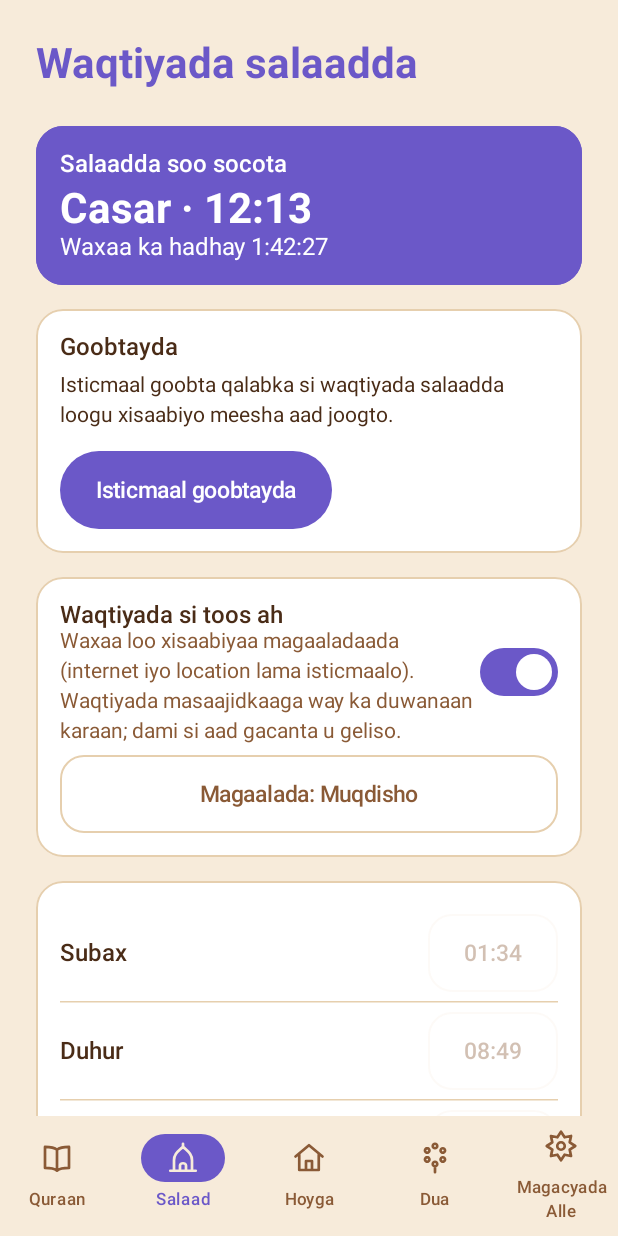
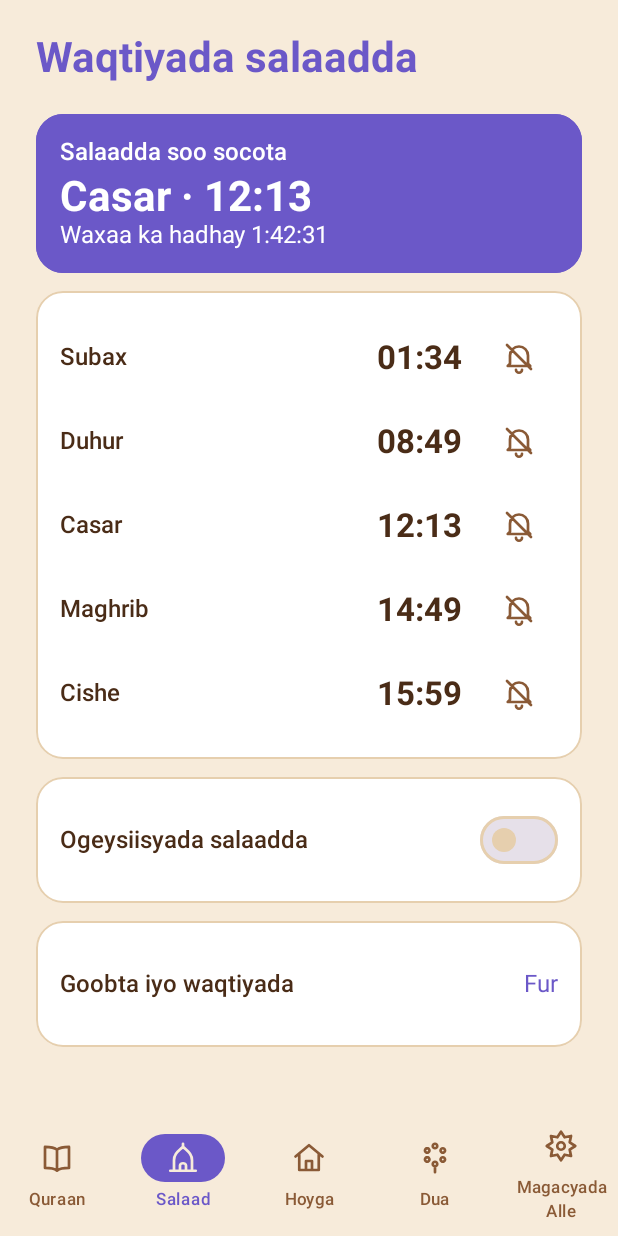
Before and after one commit to Macneyste/GeedkaJannada, an Android app built with Jetpack Compose: the PrayerScreen screen opened through its navigation route, on a phone screen of 412 x 824 dp. Run offline under Robolectric (Android 15) with nearby library versions, the phone set to English and light mode, and no system bars.

Commit message:
feat(prayer): UI nadiif ah, aadaan fayl la doorto, badhan Jooji iyo Tijaabi

```diff
--- a/app/src/main/java/com/geedkajannada/data/Prayer.kt
+++ b/app/src/main/java/com/geedkajannada/data/Prayer.kt
@@ -17,6 +17,8 @@ val ReminderOffsets = listOf(0, 5, 10, 15)
 /** Sida ogeysiintu u dhawaaqdo. Mid kasta channel gaar ah ayuu leeyahay (channel lama beddeli karo). */
 enum class NotifyMode(val key: String) {
     SOUND("sound"),
+    /** Faylka aadaanka ee isticmaaluhu doortay. */
+    ADHAN("adhan"),
     VIBRATE("vibrate"),
     SILENT("silent"),
     ;
--- a/app/src/main/java/com/geedkajannada/data/PrayerRepository.kt
+++ b/app/src/main/java/com/geedkajannada/data/PrayerRepository.kt
@@ -11,6 +11,7 @@ class PrayerRepository(private val store: SettingsStore) {
 
     val notificationsEnabled: Flow<Boolean> = store.notificationsEnabled
     val notifyMode: Flow<NotifyMode> = store.notifyMode
+    val adhanName: Flow<String?> = store.adhanName
 
     suspend fun setNotificationsEnabled(on: Boolean) = store.setNotificationsEnabled(on)
     suspend fun setNotifyMode(mode: NotifyMode) = store.setNotifyMode(mode)
--- a/app/src/main/java/com/geedkajannada/data/SettingsStore.kt
+++ b/app/src/main/java/com/geedkajannada/data/SettingsStore.kt
@@ -22,6 +22,7 @@ class SettingsStore(val dataStore: DataStore<Preferences>) {
         val reminderOffset = intPreferencesKey("reminder_offset")
         val notifEnabled = booleanPreferencesKey("notif_enabled")
         val notifMode = stringPreferencesKey("notif_mode")
+        val adhanName = stringPreferencesKey("adhan_name")
         val prayerAuto = booleanPreferencesKey("prayer_auto")
         val prayerCity = stringPreferencesKey("prayer_city")
         val quranFontSize = intPreferencesKey("quran_font_size")
@@ -193,6 +194,13 @@ class SettingsStore(val dataStore: DataStore<Preferences>) {
         dataStore.edit { it[Keys.notifMode] = mode.key }
     }
 
+    /** Magaca faylka aadaanka ee la doortay, ama null. */
+    val adhanName: Flow<String?> = dataStore.data.map { it[Keys.adhanName] }
+
+    suspend fun setAdhanName(name: String) {
+        dataStore.edit { it[Keys.adhanName] = name }
+    }
+
     suspend fun setPrayerTime(prayer: Prayer, minuteOfDay: Int) {
         dataStore.edit { it[Keys.prayerTime(prayer.key)] = minuteOfDay }
     }
--- a/app/src/main/java/com/geedkajannada/ui/prayer/PrayerScreen.kt
+++ b/app/src/main/java/com/geedkajannada/ui/prayer/PrayerScreen.kt
@@ -1,8 +1,17 @@
 package com.geedkajannada.ui.prayer
 
+import com.geedkajannada.ui.theme.BrownMid
+import com.geedkajannada.ui.theme.BrownInk
+import com.geedkajannada.reminder.PrayerAlert
+import com.geedkajannada.reminder.AdhanAudio
+import androidx.compose.ui.res.painterResource
+import androidx.compose.runtime.saveable.rememberSaveable
+import androidx.compose.material3.IconButton
+import androidx.compose.material3.Icon
+import androidx.compose.foundation.layout.size
+import androidx.compose.foundation.clickable
 import android.Manifest
 import android.content.Intent
-import android.net.Uri
 import android.os.Build
 import android.provider.Settings
 import androidx.activity.compose.rememberLauncherForActivityResult
@@ -18,7 +27,6 @@ import androidx.compose.foundation.layout.padding
 import androidx.compose.foundation.rememberScrollState
 import androidx.compose.foundation.selection.selectable
 import androidx.compose.foundation.selection.toggleable
-import androidx.compose.foundation.shape.RoundedCornerShape
 import androidx.compose.foundation.verticalScroll
 import androidx.compose.material3.AlertDialog
 import androidx.compose.material3.Button
@@ -27,7 +35,6 @@ import androidx.compose.material3.MaterialTheme
 import androidx.compose.material3.OutlinedButton
 import androidx.compose.material3.RadioButton
 import androidx.compose.material3.Switch
-import androidx.compose.material3.SwitchDefaults
 import androidx.compose.material3.Text
 import androidx.compose.material3.TextButton
 import androidx.compose.material3.TimePicker
@@ -60,7 +67,6 @@ import com.geedkajannada.ui.appViewModel
 import com.geedkajannada.ui.theme.Dimens
 import com.geedkajannada.ui.theme.Indigo
 import com.geedkajannada.ui.theme.ErrorRed
-import com.geedkajannada.ui.theme.Line
 import com.geedkajannada.ui.theme.White
 import java.time.LocalTime
 import kotlinx.coroutines.delay
@@ -70,7 +76,12 @@ fun PrayerScreen(
     vm: PrayerViewModel = run {
         val ctx = LocalContext.current.applicationContext
         appViewModel { c ->
-            PrayerViewModel(c.prayers) { ReminderScheduler.rescheduleAll(ctx, c.settings) }
+            PrayerViewModel(
+                c.prayers,
+                reschedule = { ReminderScheduler.rescheduleAll(ctx, c.settings) },
+                importAdhan = { uri -> AdhanAudio.import(ctx, uri, c.settings) },
+                testAlert = { prayer -> PrayerAlert.fire(ctx, prayer, 0) },
+            )
         }
     },
 ) {
@@ -78,14 +89,19 @@ fun PrayerScreen(
     val context = LocalContext.current
     var editing by remember { mutableStateOf<Prayer?>(null) }
     var pickingCity by remember { mutableStateOf(false) }
+    var setupOpen by rememberSaveable { mutableStateOf(false) }
 
-    val permissionLauncher = rememberLauncherForActivityResult(ActivityResultContracts.RequestPermission()) { ok -> vm.onPermissionResult(ok) }
+    val permissionLauncher = rememberLauncherForActivityResult(ActivityResultContracts.RequestPermission()) { ok ->
+        vm.onPermissionResult(ok)
+    }
+    val adhanPicker = rememberLauncherForActivityResult(ActivityResultContracts.OpenDocument()) { uri ->
+        if (uri != null) vm.onAdhanPicked(uri)
+    }
 
     var nowSec by remember { mutableIntStateOf(LocalTime.now(PrayerTimesCalc.ZONE).toSecondOfDay()) }
     LaunchedEffect(Unit) {
         while (true) {
-            val t = LocalTime.now(PrayerTimesCalc.ZONE)
-            nowSec = t.toSecondOfDay()
+            nowSec = LocalTime.now(PrayerTimesCalc.ZONE).toSecondOfDay()
             delay(1000)
         }
     }
@@ -94,23 +110,37 @@ fun PrayerScreen(
         Modifier
             .fillMaxSize()
             .verticalScroll(rememberScrollState())
-            .padding(horizontal = Dimens.ScreenPadding, vertical = Dimens.Spacing),
-        verticalArrangement = Arrangement.spacedBy(Dimens.Spacing),
+            .padding(horizontal = Dimens.ScreenPadding, vertical = 12.dp),
+        verticalArrangement = Arrangement.spacedBy(12.dp),
     ) {
         ScreenTitle(stringResource(R.string.prayer_title))
-
         NextPrayerCard(state.entries, nowSec)
 
-        com.geedkajannada.ui.location.LocationCard()
+        // Waqtiyada: magac, waqti, iyo gambaleel (ogeysiiska salaaddaas)
+        GeedkaCard {
+            state.entries.forEach { e ->
+                PrayerRow(
+                    e,
+                    auto = state.auto,
+                    bell = state.enabled && e.notify,
+                    onEdit = { editing = e.prayer },
+                    onBell = {
+                        if (state.enabled) {
+                            vm.setNotify(e.prayer, !e.notify)
+                        } else if (NotificationHelper.hasPermission(context)) {
+                            vm.setNotify(e.prayer, true)
+                            vm.setEnabled(true)
+                        } else if (Build.VERSION.SDK_INT >= Build.VERSION_CODES.TIRAMISU) {
+                            permissionLauncher.launch(Manifest.permission.POST_NOTIFICATIONS)
+                        }
+                    },
+                )
+            }
+        }
 
         if (state.notificationsDenied || (state.enabled && !NotificationHelper.hasPermission(context))) {
             GeedkaCard(border = BorderStroke(1.5.dp, ErrorRed)) {
-                Text(stringResource(R.string.notif_denied_title), style = MaterialTheme.typography.titleMedium, color = ErrorRed)
-                Text(
-                    stringResource(R.string.notif_denied_body),
-                    style = MaterialTheme.typography.bodyMedium,
-                    modifier = Modifier.padding(vertical = 8.dp),
-                )
+                Text(stringResource(R.string.notif_denied_body), style = MaterialTheme.typography.bodyMedium)
                 OutlinedButton(
                     onClick = {
                         context.startActivity(
@@ -119,56 +149,8 @@ fun PrayerScreen(
                                 .addFlags(Intent.FLAG_ACTIVITY_NEW_TASK),
                         )
                     },
-                    modifier = Modifier.heightIn(min = Dimens.TouchMin),
+                    modifier = Modifier.padding(top = 8.dp).heightIn(min = Dimens.TouchMin),
                 ) { Text(stringResource(R.string.notif_open_settings)) }
-            }
-        }
-
-        GeedkaCard {
-            Row(
-                Modifier
-                    .fillMaxWidth()
-                    .heightIn(min = Dimens.TouchMin)
-                    .toggleable(value = state.auto, role = Role.Switch, onValueChange = vm::setAuto),
-                verticalAlignment = Alignment.CenterVertically,
-            ) {
-                Column(Modifier.weight(1f)) {
-                    Text(stringResource(R.string.prayer_auto), style = MaterialTheme.typography.titleMedium)
-                    Text(
-                        stringResource(R.string.prayer_auto_hint),
-                        style = MaterialTheme.typography.bodyMedium,
-                        color = MaterialTheme.colorScheme.onSurfaceVariant,
-                    )
-                }
-                Switch(
-                    checked = state.auto,
-                    onCheckedChange = null,
-                    colors = SwitchDefaults.colors(
-                        checkedThumbColor = White, checkedTrackColor = Indigo,
-                        uncheckedThumbColor = White, uncheckedTrackColor = Line, uncheckedBorderColor = Line,
-                    ),
-                )
-            }
-            if (state.auto) {
-                OutlinedButton(
-                    onClick = { pickingCity = true },
-                    modifier = Modifier
-                        .fillMaxWidth()
-                        .padding(top = 8.dp)
-                        .heightIn(min = Dimens.TouchMin),
-                    shape = RoundedCornerShape(Dimens.CardRadiusSmall),
-                ) { Text(stringResource(R.string.prayer_city, state.city.nameSo)) }
-            }
-        }
-
-        GeedkaCard {
-            state.entries.forEachIndexed { i, e ->
-                PrayerRow(
-                    e,
-                    auto = state.auto,
-                    onEdit = { editing = e.prayer },
-                )
-                if (i < state.entries.lastIndex) androidx.compose.material3.HorizontalDivider(color = Line)
             }
         }
 
@@ -181,10 +163,47 @@ fun PrayerScreen(
                     permissionLauncher.launch(Manifest.permission.POST_NOTIFICATIONS)
                 }
             },
-            onPrayer = vm::setNotify,
             onMode = vm::setMode,
             onOffset = vm::setOffset,
+            onPickAdhan = { adhanPicker.launch(arrayOf("audio/*")) },
+            onTest = {
+                val next = PrayerMath.next(state.entries, nowSec / 60, nowSec % 60)?.first?.prayer ?: Prayer.SUBAX
+                vm.test(next)
+            },
         )
+
+        // Dejinta naadir ah waa la laabay si boggu nadiif u ahaado
+        GeedkaCard {
+            Row(
+                Modifier
+                    .fillMaxWidth()
+                    .heightIn(min = Dimens.TouchMin)
+                    .clickable { setupOpen = !setupOpen },
+                verticalAlignment = Alignment.CenterVertically,
+            ) {
+                Text(stringResource(R.string.prayer_setup), style = MaterialTheme.typography.titleMedium, modifier = Modifier.weight(1f))
+                Text(stringResource(if (setupOpen) R.string.prayer_setup_close else R.string.prayer_setup_open), color = Indigo)
+            }
+            if (setupOpen) {
+                Row(
+                    Modifier
+                        .fillMaxWidth()
+                        .heightIn(min = Dimens.TouchMin)
+                        .toggleable(value = state.auto, role = Role.Switch, onValueChange = vm::setAuto),
+                    verticalAlignment = Alignment.CenterVertically,
+                ) {
+                    Text(stringResource(R.string.prayer_auto_short), modifier = Modifier.weight(1f))
+                    Switch(checked = state.auto, onCheckedChange = null)
+                }
+                if (state.auto) {
+                    OutlinedButton(
+                        onClick = { pickingCity = true },
+                        modifier = Modifier.fillMaxWidth().padding(vertical = 4.dp).heightIn(min = Dimens.TouchMin),
+                    ) { Text(stringResource(R.string.prayer_city, state.city.nameSo)) }
+                }
+                com.geedkajannada.ui.location.LocationCard()
+            }
+        }
     }
 
     if (pickingCity) {
@@ -242,21 +261,29 @@ private fun NextPrayerCard(entries: List<PrayerEntry>, nowSec: Int) {
 }
 
 @Composable
-private fun PrayerRow(e: PrayerEntry, auto: Boolean, onEdit: () -> Unit) {
+private fun PrayerRow(e: PrayerEntry, auto: Boolean, bell: Boolean, onEdit: () -> Unit, onBell: () -> Unit) {
+    val name = stringResource(e.prayer.nameRes)
     Row(
         Modifier
             .fillMaxWidth()
-            .heightIn(min = 64.dp),
+            .heightIn(min = 56.dp),
         verticalAlignment = Alignment.CenterVertically,
     ) {
-        Text(stringResource(e.prayer.nameRes), style = MaterialTheme.typography.titleMedium, modifier = Modifier.weight(1f))
-        OutlinedButton(
-            onClick = onEdit,
-            enabled = !auto,
-            modifier = Modifier.heightIn(min = Dimens.TouchMin),
-            shape = RoundedCornerShape(Dimens.CardRadiusSmall),
-        ) {
-            Text(e.minuteOfDay?.let { PrayerMath.format(it) } ?: stringResource(R.string.prayer_time_unset))
+        Text(name, style = MaterialTheme.typography.titleMedium, modifier = Modifier.weight(1f))
+        // Waqtiga gacanta ayaa lagu beddeli karaa marka xisaabta tooska ah damsan tahay.
+        TextButton(onClick = onEdit, enabled = !auto, modifier = Modifier.heightIn(min = Dimens.TouchMin)) {
+            Text(
+                e.minuteOfDay?.let { PrayerMath.format(it) } ?: stringResource(R.string.prayer_time_unset),
+                style = MaterialTheme.typography.titleLarge,
+                color = BrownInk,
+            )
+        }
+        IconButton(onClick = onBell, modifier = Modifier.size(Dimens.TouchMin)) {
+            Icon(
+                painterResource(if (bell) R.drawable.ic_bell else R.drawable.ic_bell_off),
+                contentDescription = stringResource(if (bell) R.string.prayer_bell_on else R.string.prayer_bell_off, name),
+                tint = if (bell) Indigo else BrownMid,
+            )
         }
     }
 }
--- a/app/src/main/java/com/geedkajannada/ui/prayer/PrayerViewModel.kt
+++ b/app/src/main/java/com/geedkajannada/ui/prayer/PrayerViewModel.kt
@@ -25,18 +25,27 @@ data class PrayerUiState(
     val notificationsDenied: Boolean = false,
     val enabled: Boolean = false,
     val mode: NotifyMode = NotifyMode.SOUND,
+    val adhanName: String? = null,
+    /** Faylkii la doortay lama akhrin karin. */
+    val adhanFailed: Boolean = false,
 )
 
 class PrayerViewModel(
     private val repo: PrayerRepository,
     private val reschedule: suspend () -> Unit,
+    private val importAdhan: suspend (android.net.Uri) -> Boolean = { false },
+    private val testAlert: suspend (Prayer) -> Unit = {},
 ) : ViewModel() {
+    private val adhanFailed = MutableStateFlow(false)
+
     private val denied = MutableStateFlow(false)
 
     val uiState: StateFlow<PrayerUiState> =
         combine(repo.entries, repo.offset, repo.auto, repo.city, denied) { e, o, a, c, d -> PrayerUiState(e, o, a, c, d) }
             .combine(repo.notificationsEnabled) { s, on -> s.copy(enabled = on) }
             .combine(repo.notifyMode) { s, m -> s.copy(mode = m) }
+            .combine(repo.adhanName) { s, n -> s.copy(adhanName = n) }
+            .combine(adhanFailed) { s, f -> s.copy(adhanFailed = f) }
             .stateIn(viewModelScope, SharingStarted.WhileSubscribed(5_000), PrayerUiState())
 
     fun setTime(prayer: Prayer, minuteOfDay: Int) {
@@ -85,6 +94,19 @@ class PrayerViewModel(
         viewModelScope.launch { repo.setNotifyMode(mode) }
     }
 
+    fun onAdhanPicked(uri: android.net.Uri) {
+        viewModelScope.launch {
+            val ok = importAdhan(uri)
+            adhanFailed.value = !ok
+            if (ok) repo.setNotifyMode(NotifyMode.ADHAN)
+        }
+    }
+
+    /** Isla digniinta dhabta ah hadda u dir, si isticmaaluhu u maqlo oo u arko. */
+    fun test(prayer: Prayer) {
+        viewModelScope.launch { testAlert(prayer) }
+    }
+
     fun onPermissionResult(granted: Boolean) {
         if (granted) {
             denied.value = false
--- /dev/null
+++ b/app/src/main/res/drawable/ic_bell.xml
@@ -0,0 +1,8 @@
+<?xml version="1.0" encoding="utf-8"?>
+<vector xmlns:android="http://schemas.android.com/apk/res/android"
+    android:width="24dp"
+    android:height="24dp"
+    android:viewportWidth="24"
+    android:viewportHeight="24">
+    <path android:strokeColor="#FF000000" android:strokeWidth="1.8" android:strokeLineCap="round" android:strokeLineJoin="round" android:pathData="M6,16.5 V11 a6,6 0 0,1 12,0 V16.5 L19.5,18 H4.5 Z M10,20.5 a2,2 0 0,0 4,0 M12,3 V5" />
+</vector>
--- /dev/null
+++ b/app/src/main/res/drawable/ic_bell_off.xml
@@ -0,0 +1,8 @@
+<?xml version="1.0" encoding="utf-8"?>
+<vector xmlns:android="http://schemas.android.com/apk/res/android"
+    android:width="24dp"
+    android:height="24dp"
+    android:viewportWidth="24"
+    android:viewportHeight="24">
+    <path android:strokeColor="#FF000000" android:strokeWidth="1.8" android:strokeLineCap="round" android:strokeLineJoin="round" android:pathData="M6,16.5 V11 a6,6 0 0,1 12,0 V16.5 L19.5,18 H4.5 Z M10,20.5 a2,2 0 0,0 4,0 M4,4 L20,20" />
+</vector>
--- a/app/src/main/res/values/strings.xml
+++ b/app/src/main/res/values/strings.xml
@@ -72,7 +72,6 @@
     <!-- Prayer -->
     <string name="prayer_title">Waqtiyada salaadda</string>
     <string name="prayer_auto">Waqtiyada si toos ah</string>
-    <string name="prayer_auto_hint">Waxaa loo xisaabiyaa magaaladaada (internet iyo location lama isticmaalo). Waqtiyada masaajidkaaga way ka duwanaan karaan; dami si aad gacanta u geliso.</string>
     <string name="prayer_city">Magaalada: %1$s</string>
     <string name="prayer_city_title">Dooro magaalada</string>
     <string name="prayer_next">Salaadda soo socota</string>
@@ -89,7 +88,7 @@
     <string name="notif_denied_title">Ogeysiisyada waa la diiday</string>
     <string name="notif_denied_body">App-ku wuu shaqeeyaa, laakiin ogeysiin lama diri karo. Si aad u daarto: Dejimaha qalabka → Apps → Geedka Jannada → Ogeysiisyada.</string>
     <string name="notif_open_settings">Fur dejimaha app-ka</string>
-    <string name="exact_alarm_note">Alarm-ka saxda ah lama oggola, markaa ogeysiisku wuu soo daahi karaa. Fur oggolaanshaha "Alarms &amp; reminders".</string>
+    <string name="exact_alarm_note">Ogeysiisku wuu soo daahi karaa: alarm-ka saxda ah lama oggola.</string>
 
     <!-- Adhkar -->
     <string name="nav_adhkar">Adkaar</string>
@@ -252,16 +251,14 @@
     <string name="adhkar_next">Xiga ›</string>
     <string name="adhkar_tap_page">Tiri dikrigan</string>
     <string name="notif_section">Ogeysiisyada salaadda</string>
-    <string name="notif_off_hint">Shid si laguugu sheego marka waqtiga salaadda uu gaaro.</string>
-    <string name="notif_mode_title">Dhawaaqa</string>
-    <string name="notif_mode_sound">Dhawaaq</string>
-    <string name="notif_mode_vibrate">Gariir keliya</string>
-    <string name="notif_mode_silent">Aamusnaan</string>
-    <string name="notif_early_title">Ogeysiis hore</string>
-    <string name="notif_early_none">Ma jiro</string>
+    <string name="notif_mode_sound">Cod</string>
+    <string name="notif_mode_vibrate">Gariir</string>
+    <string name="notif_mode_silent">Aamus</string>
+    <string name="notif_early_title">Xasuusin ka hor</string>
+    <string name="notif_early_none">Maya</string>
     <string name="notif_early_minutes">%1$d daqiiqo ka hor</string>
     <string name="notif_exact_button">Oggolow alarm sax ah</string>
-    <string name="notif_battery">Ogeysiisyadu ha soo daahin (dejimaha batteriga)</string>
+    <string name="notif_battery">Dejimaha batteriga (haddii ogeysiisku daaho)</string>
     <string name="nav_dua">Dua</string>
     <string name="nav_more">Kale</string>
     <string name="home_notif_off">Ogeysiisyada waa xiran yihiin · Fur</string>
@@ -294,4 +291,19 @@
     <string name="names_unlearn">Weli ma baran</string>
     <string name="names_show_meaning">Taabo si aad u aragto macnaha</string>
     <string name="names_note">Liiska caanka ah ee 99-ka magac. Macnaha weli culimo ma hubin.</string>
+    <string name="notif_channel_adhan">Salaad: aadaan</string>
+    <string name="notif_stop">Jooji</string>
+    <string name="notif_mode_adhan">Aadaan</string>
+    <string name="notif_early_short">%1$d daq</string>
+    <string name="notif_pick_adhan">Dooro faylka aadaanka</string>
+    <string name="notif_adhan_file">Aadaan: %1$s</string>
+    <string name="notif_adhan_hint">Ka dooro fayl cod ah oo telefoonkaaga ku jira. Ilaa aad doorato, cod gaaban ayaa dhawaaqaya.</string>
+    <string name="notif_adhan_failed">Faylkaas lama akhrin karin (ugu badnaan 20 MB).</string>
+    <string name="notif_test">Tijaabi hadda</string>
+    <string name="prayer_setup">Goobta iyo waqtiyada</string>
+    <string name="prayer_setup_open">Fur</string>
+    <string name="prayer_setup_close">Xir</string>
+    <string name="prayer_auto_short">Si toos ah u xisaabi</string>
+    <string name="prayer_bell_on">Ogeysiiska %1$s waa shidan yahay</string>
+    <string name="prayer_bell_off">Ogeysiiska %1$s waa damsan yahay</string>
 </resources>
```
Also changed, not shown: app/src/main/AndroidManifest.xml (+8 -0 lines), app/src/main/java/com/geedkajannada/reminder/AdhanAudio.kt (added, +51 -0 lines), app/src/main/java/com/geedkajannada/reminder/AdhanService.kt (added, +94 -0 lines), app/src/main/java/com/geedkajannada/reminder/NotificationHelper.kt (+26 -8 lines), app/src/main/java/com/geedkajannada/reminder/PrayerAlert.kt (added, +25 -0 lines), app/src/main/java/com/geedkajannada/reminder/ReminderReceiver.kt (+1 -12 lines), app/src/main/java/com/geedkajannada/ui/prayer/NotificationSection.kt (+75 -64 lines), 1 other file.
